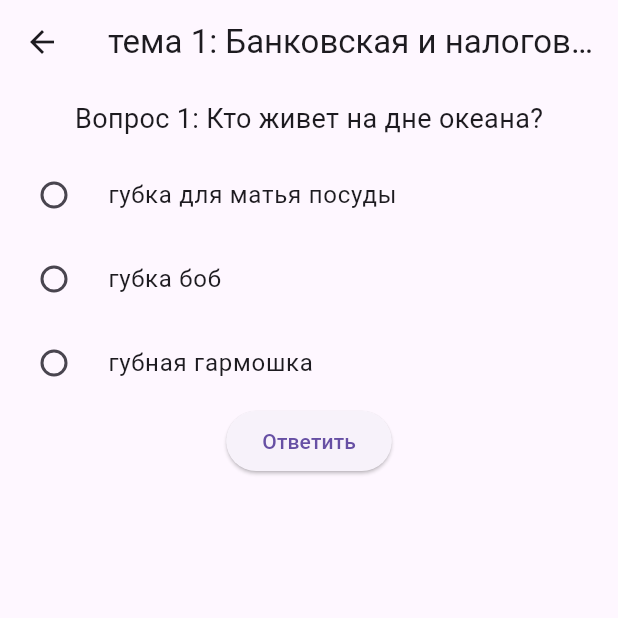
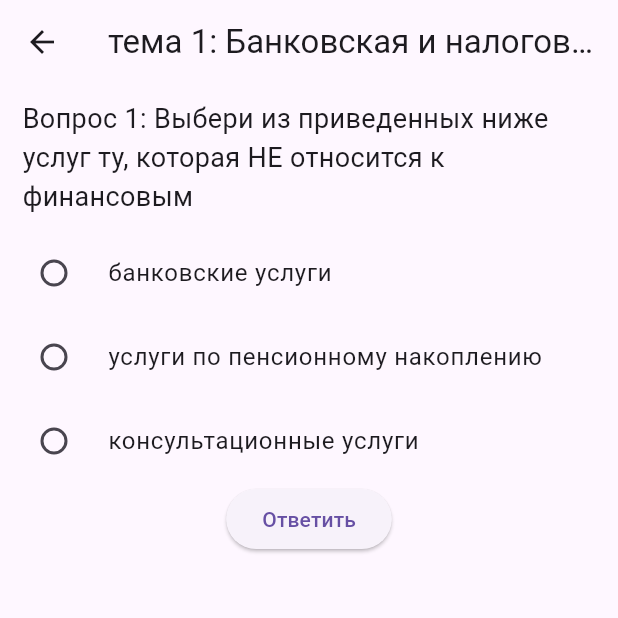
Before and after one commit to ErlanZhumagulov/finance_education, a Flutter app: the TestScreen screen opened directly with empty values, on a phone screen of 412 x 824 dp, the top half of it. Run offline on Flutter 3.47's test engine with Material 3 defaults, Android fonts, the phone set to English and light mode, and no system bars; our stand-ins replace fl_chart, go_router.

Commit message:
исправил текст тестов

```diff
--- a/lib/Tests.dart
+++ b/lib/Tests.dart
@@ -4,7 +4,7 @@ import 'models/TestModel.dart';
 
 List<Test> tests = [
   Test(
-    guideId: 0,
+    guideId: -1,
     title: "Квартирный вопрос",
     tasks: [
       Task(question: "Кто живет на дне океана?", ans: 1, answers: [
@@ -19,8 +19,31 @@ List<Test> tests = [
       ]),
     ]
   ),
-
-
+  Test(
+      guideId: 0,
+      title: guides[0].title,
+      tasks: [
+        Task(question: "Выбери из приведенных ниже услуг ту, которая НЕ относится к финансовым ", ans: 2, answers: [
+          "банковские услуги",
+          "услуги по пенсионному накоплению",
+          "консультационные услуги"
+        ]),
+        Task(question: "Относится ли к финансовым услугам покупка и продажа ценных бумаг?", ans: 0, answers: [
+          "да",
+          "нет"
+        ]),
+        Task(question: "Что такое финансовая организация?", ans: 3, answers: [
+          "организация, раздающая деньги",
+          "хранилище финансов",
+          "организация выпускающая денежные знаки",
+          "организация, оказывающая финансовые услуги"
+        ]),
+        Task(question: "Может ли финансовая организация действовать без государственного разрешения?", ans: 1, answers: [
+          "да",
+          "нет"
+        ]),
+      ]
+  ),
   Test(
     guideId: 1,
     title: guides[1].title,
@@ -58,8 +81,8 @@ List<Test> tests = [
 
 
   Test(
-    guideId: 1,
-    title: guides[1].title,
+    guideId: 2,
+    title: guides[2].title,
     tasks: [
       Task(question: "Вложение с целью прибыли:",
           ans: 0,
```
